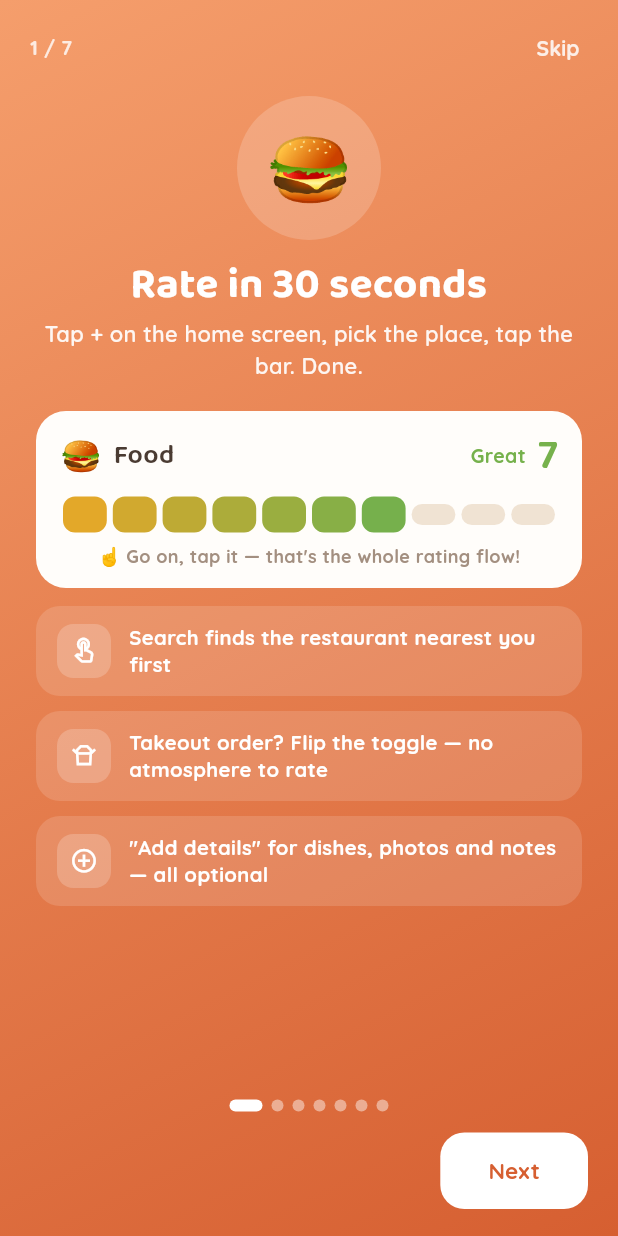
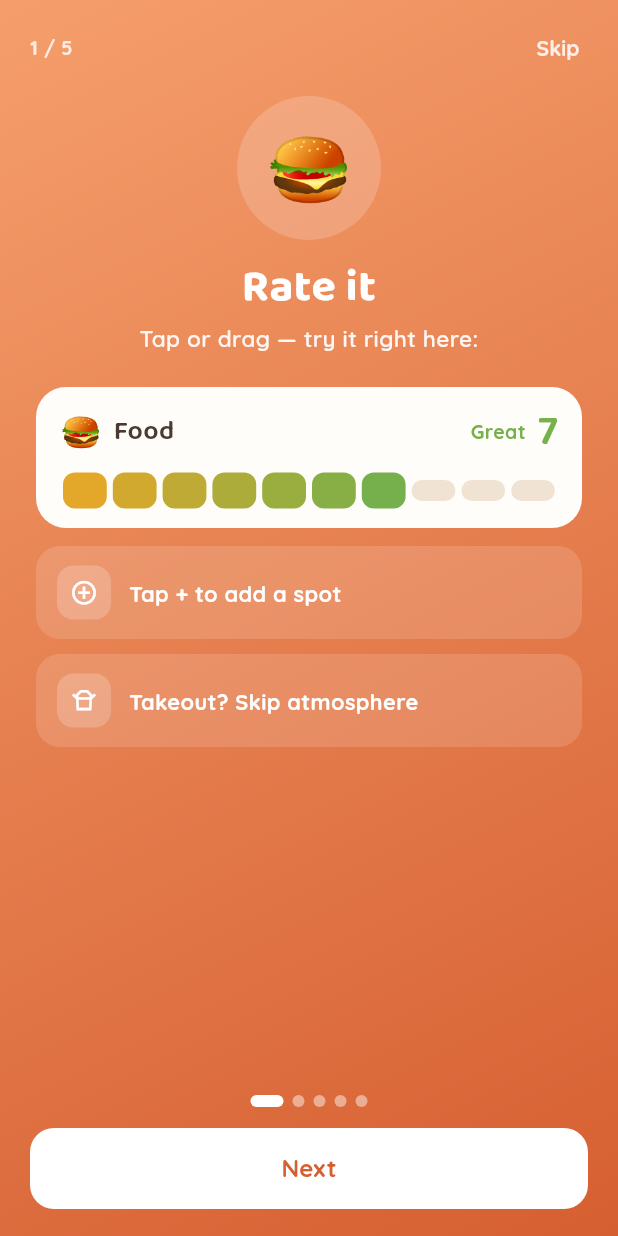
Before and after one commit to AviCagan/Restaurant-tracking, a Flutter app: the screen it shows once a user with an empty profile is signed in, on a phone screen of 412 x 824 dp. Run offline on Flutter 3.47's test engine with Material 3 defaults, Android fonts, the phone set to English and light mode, and no system bars; our stand-ins replace cached_network_image, cloud_firestore, firebase_auth, firebase_core, firebase_storage, flutter_local_notifications and 9 more; missing offline and left inert: dart:js_interop; accounts and stored records are empty; generated files the repository leaves out were written again.

Commit message:
Slim the tour, fix its buttons on mobile web, shield the demo bar, rename hosting site
- Tour cut from 7 pages to 5 with one-line bullets (2-3 per page) — far
  less to read. Skip now shows on every page and the single full-width
  Next / Let's eat button is lifted 40px on web so it clears mobile
  Safari's bottom toolbar, which was sitting on top of the old buttons and
  eating their taps.
- The live demo rating bar sits inside a gesture shield: drags that start
  on the card go to the bar (or nowhere), never to the page swiper.
- Widget tests cover the whole tour: Next through all pages, finish,
  Skip, and tap + drag on the demo bar without page flips.
- firebase.json now deploys to a correctly-spelled "yums-food" hosting
  site instead of the typo'd default (the project id can't be renamed).

Co-Authored-By: Claude Fable 5 <noreply@anthropic.com>
Claude-Session: https://claude.ai/code/session_01EyujdCbA9PVdFpE7vHT831

```diff
--- a/lib/screens/tour_screen.dart
+++ b/lib/screens/tour_screen.dart
@@ -1,3 +1,4 @@
+import 'package:flutter/foundation.dart' show kIsWeb;
 import 'package:flutter/material.dart';
 
 import '../data/app_prefs.dart';
@@ -5,10 +6,9 @@ import '../services/haptics.dart';
 import '../theme/app_theme.dart';
 import '../widgets/tap_rating_bar.dart';
 
-/// Full-screen animated tour. Shown once after first login and replayable
-/// from Settings → About → App tour. Each page has its own gradient, a
-/// hero emoji, and staggered feature cards — page one has a live rating
-/// bar to play with.
+/// Full-screen animated tour: five quick pages, barely any reading, and a
+/// live rating bar to play with. Shown once after first login, replayable
+/// from Settings → About → App tour.
 class TourScreen extends StatefulWidget {
   const TourScreen({super.key});
 
@@ -47,7 +47,7 @@ class _TourPage {
     required this.emoji,
     required this.title,
     required this.tagline,
-    required this.features,
+    this.features = const [],
     required this.top,
     required this.bottom,
     this.demo = false,
@@ -57,109 +57,59 @@ class _TourPage {
 const _pages = [
   _TourPage(
     emoji: '🍔',
-    title: 'Rate in 30 seconds',
-    tagline: 'Tap + on the home screen, pick the place, tap the bar. Done.',
+    title: 'Rate it',
+    tagline: 'Tap or drag — try it right here:',
     top: Color(0xFFF59E6C),
     bottom: Color(0xFFD65F31),
     demo: true,
     features: [
-      _Feature(Icons.touch_app_outlined,
-          'Search finds the restaurant nearest you first'),
-      _Feature(Icons.takeout_dining_outlined,
-          'Takeout order? Flip the toggle — no atmosphere to rate'),
-      _Feature(Icons.add_circle_outline,
-          '"Add details" for dishes, photos and notes — all optional'),
+      _Feature(Icons.add_circle_outline, 'Tap + to add a spot'),
+      _Feature(Icons.takeout_dining_outlined, 'Takeout? Skip atmosphere'),
     ],
   ),
   _TourPage(
     emoji: '🌟',
-    title: 'Spotted somewhere good?',
-    tagline: 'Save places you haven\'t been to yet.',
+    title: 'Save & plan',
+    tagline: 'For places you haven\'t hit yet.',
     top: Color(0xFFFFC24B),
     bottom: Color(0xFFE8A21D),
     features: [
-      _Feature(Icons.bookmark_outline,
-          'Flick "Want to go" when adding — it skips the rating'),
-      _Feature(Icons.star_outline,
-          'Wishlist spots wear a gold star until your first visit'),
-      _Feature(Icons.filter_alt_outlined,
-          'The "Want to go" filter on home shows just your list'),
-    ],
-  ),
-  _TourPage(
-    emoji: '📅',
-    title: 'Plan the next meal',
-    tagline: 'Date, time, crew — all in one sheet.',
-    top: Color(0xFF7FB88C),
-    bottom: Color(0xFF54835F),
-    features: [
-      _Feature(Icons.group_add_outlined,
-          'Invite friends or whole groups — they RSVP with one tap'),
-      _Feature(Icons.how_to_reg_outlined,
-          'See who\'s in; who can\'t make it tucks into the corner'),
-      _Feature(Icons.event_available_outlined,
-          'Reminders before & after, plus Google or Apple Calendar'),
+      _Feature(Icons.bookmark_outline, '"Want to go" saves it for later'),
+      _Feature(Icons.event_outlined, 'Plan a visit, invite friends'),
+      _Feature(Icons.how_to_reg_outlined, 'They RSVP — see who\'s in'),
     ],
   ),
   _TourPage(
     emoji: '🗺️',
     title: 'The Food Map',
-    tagline: 'Every rated spot from you and your friends, pinned.',
+    tagline: 'You + your friends, pinned.',
     top: Color(0xFF6FAEDC),
     bottom: Color(0xFF3574A6),
     features: [
-      _Feature(Icons.place_outlined,
-          'Greener pin = better eats. Tap one for everyone\'s takes'),
-      _Feature(Icons.category_outlined,
-          'Filter by categories or people — same-named categories '
-              'auto-link with friends'),
-      _Feature(Icons.directions_outlined,
-          'Jump to Google Maps to call, order, or navigate'),
+      _Feature(Icons.place_outlined, 'Greener pin = better eats'),
+      _Feature(Icons.touch_app_outlined, 'Tap a pin for everyone\'s takes'),
     ],
   ),
   _TourPage(
     emoji: '👥',
-    title: 'Pull up a chair',
-    tagline: 'Food\'s better with friends.',
+    title: 'Your people',
+    tagline: 'No strangers, no fake reviews.',
     top: Color(0xFFE87FA3),
     bottom: Color(0xFFC94570),
     features: [
-      _Feature(Icons.alternate_email,
-          'Add friends by username; group them ("Family", "Work crew")'),
-      _Feature(Icons.lock_outline,
-          'Every review is Friends or Private — your call, every time'),
-      _Feature(Icons.attach_money,
-          'Friends see your rating and your price take'),
-    ],
-  ),
-  _TourPage(
-    emoji: '🔔',
-    title: 'Stay in the loop',
-    tagline: 'Hear about it without being buried in pings.',
-    top: Color(0xFFAF85D6),
-    bottom: Color(0xFF7E4FA8),
-    features: [
-      _Feature(Icons.notifications_active_outlined,
-          'Requests, invites and RSVPs notify you right away'),
-      _Feature(Icons.mark_email_read_outlined,
-          'Email alerts too — friends\' ratings arrive as one daily digest'),
-      _Feature(Icons.tune,
-          'Pick exactly what notifies you in Settings → Notifications'),
+      _Feature(Icons.alternate_email, 'Add friends by username'),
+      _Feature(Icons.lock_outline, 'Each review: Friends or Private'),
     ],
   ),
   _TourPage(
     emoji: '🎨',
     title: 'Make it yours',
     tagline: 'Then go eat something great.',
-    top: Color(0xFFF07A4B),
-    bottom: Color(0xFF9B4A26),
+    top: Color(0xFF9B6BC7),
+    bottom: Color(0xFF7E4FA8),
     features: [
-      _Feature(Icons.palette_outlined,
-          'Six theme colors, custom rating bars & haptics in Customize'),
-      _Feature(Icons.favorite_outline,
-          'Heart favorites to headline your profile'),
-      _Feature(Icons.auto_awesome,
-          'Every month: your own food Wrapped 🎉'),
+      _Feature(Icons.palette_outlined, 'Themes & custom rating bars'),
+      _Feature(Icons.auto_awesome, 'Monthly food Wrapped 🎉'),
     ],
   ),
 ];
@@ -177,13 +127,17 @@ class _TourScreenState extends State<TourScreen> {
 
   void _finish() {
     AppPrefs.setTourSeen(true);
-    Navigator.pop(context);
+    Navigator.of(context, rootNavigator: true).maybePop();
   }
 
   @override
   Widget build(BuildContext context) {
     final p = _pages[_page];
     final last = _page == _pages.length - 1;
+    // In a mobile browser the bottom edge hides under the browser's own
+    // toolbar (Safari especially) — keep our controls well above it.
+    const bottomLift = kIsWeb ? 40.0 : 18.0;
+
     return Scaffold(
       body: AnimatedContainer(
         duration: const Duration(milliseconds: 450),
@@ -198,7 +152,6 @@ class _TourScreenState extends State<TourScreen> {
         child: SafeArea(
           child: Column(
             children: [
-              // Top bar: progress + skip.
               Padding(
                 padding: const EdgeInsets.fromLTRB(20, 8, 8, 0),
                 child: Row(
@@ -209,7 +162,6 @@ class _TourScreenState extends State<TourScreen> {
                             fontWeight: FontWeight.w800,
                             fontSize: 13)),
                     const Spacer(),
-                    if (!last)
                     TextButton(
                       onPressed: _finish,
                       child: Text('Skip',
@@ -231,7 +183,6 @@ class _TourScreenState extends State<TourScreen> {
                   itemBuilder: (_, i) => _buildPage(_pages[i], i),
                 ),
               ),
-              // Dots.
               Row(
                 mainAxisAlignment: MainAxisAlignment.center,
                 children: List.generate(_pages.length, (i) {
@@ -242,45 +193,22 @@ class _TourScreenState extends State<TourScreen> {
                     width: on ? 22 : 8,
                     height: 8,
                     decoration: BoxDecoration(
-                      color: Colors.white
-                          .withValues(alpha: on ? 1 : 0.45),
+                      color:
+                          Colors.white.withValues(alpha: on ? 1 : 0.45),
                       borderRadius: BorderRadius.circular(4),
                     ),
                   );
                 }),
               ),
-              // Nav buttons.
               Padding(
-                padding: const EdgeInsets.fromLTRB(20, 14, 20, 18),
-                child: Row(
-                  children: [
-                    AnimatedOpacity(
-                      duration: const Duration(milliseconds: 200),
-                      opacity: _page == 0 ? 0 : 1,
-                      child: IconButton(
-                        onPressed: _page == 0
-                            ? null
-                            : () => _controller.previousPage(
-                                duration:
-                                    const Duration(milliseconds: 300),
-                                curve: Curves.easeOutCubic),
-                        icon: const Icon(Icons.arrow_back,
-                            color: Colors.white),
-                        style: IconButton.styleFrom(
-                          side: BorderSide(
-                              color:
-                                  Colors.white.withValues(alpha: 0.6)),
-                          padding: const EdgeInsets.all(12),
-                        ),
-                      ),
-                    ),
-                    const Spacer(),
-                    FilledButton(
+                padding: EdgeInsets.fromLTRB(20, 14, 20, bottomLift),
+                child: SizedBox(
+                  width: double.infinity,
+                  height: 54,
+                  child: FilledButton(
                     style: FilledButton.styleFrom(
                       backgroundColor: Colors.white,
                       foregroundColor: p.bottom,
-                        padding: const EdgeInsets.symmetric(
-                            horizontal: 32, vertical: 15),
                       shape: RoundedRectangleBorder(
                           borderRadius: BorderRadius.circular(16)),
                     ),
@@ -291,9 +219,8 @@ class _TourScreenState extends State<TourScreen> {
                             curve: Curves.easeOutCubic),
                     child: Text(last ? 'Let\'s eat! 🍽️' : 'Next',
                         style: const TextStyle(
-                              fontWeight: FontWeight.w800, fontSize: 15)),
+                            fontWeight: FontWeight.w800, fontSize: 16)),
                   ),
-                  ],
                 ),
               ),
             ],
@@ -330,7 +257,7 @@ class _TourScreenState extends State<TourScreen> {
             pageKey: index,
             child: Text(p.title,
                 textAlign: TextAlign.center,
-                style: AppTheme.heading(28,
+                style: AppTheme.heading(30,
                     color: Colors.white, weight: FontWeight.w700)),
           ),
           const SizedBox(height: 6),
@@ -341,14 +268,20 @@ class _TourScreenState extends State<TourScreen> {
                 textAlign: TextAlign.center,
                 style: TextStyle(
                     color: Colors.white.withValues(alpha: 0.92),
-                    fontSize: 14.5,
+                    fontSize: 15,
                     fontWeight: FontWeight.w600)),
           ),
-          const SizedBox(height: 20),
-          if (p.demo)
+          const SizedBox(height: 22),
+          if (p.demo) ...[
             _Reveal(
               slot: 3,
               pageKey: index,
+              // Shield: drags that start on the card belong to the rating
+              // bar (or die here) — they never swipe the page.
+              child: GestureDetector(
+                behavior: HitTestBehavior.opaque,
+                onHorizontalDragStart: (_) {},
+                onHorizontalDragUpdate: (_) {},
                 child: Container(
                   width: double.infinity,
                   padding: const EdgeInsets.fromLTRB(16, 14, 16, 12),
@@ -356,30 +289,17 @@ class _TourScreenState extends State<TourScreen> {
                     color: context.colors.surface,
                     borderRadius: BorderRadius.circular(20),
                   ),
-                child: Column(
-                  crossAxisAlignment: CrossAxisAlignment.start,
-                  children: [
-                    TapRatingBar(
+                  child: TapRatingBar(
                     label: 'Food',
                     emoji: '🍔',
                     value: _demoRating,
-                      onChanged: (v) =>
-                          setState(() => _demoRating = v),
-                    ),
-                    const SizedBox(height: 6),
-                    Center(
-                      child: Text('☝️ Go on, tap it — that\'s the whole '
-                          'rating flow!',
-                          style: TextStyle(
-                              fontSize: 12,
-                              fontWeight: FontWeight.w700,
-                              color: context.colors.subtle)),
-                    ),
-                  ],
+                    onChanged: (v) => setState(() => _demoRating = v),
                   ),
                 ),
               ),
-          if (p.demo) const SizedBox(height: 12),
+            ),
+            const SizedBox(height: 12),
+          ],
           ...List.generate(p.features.length, (j) {
             final f = p.features[j];
             return _Reveal(
@@ -389,7 +309,7 @@ class _TourScreenState extends State<TourScreen> {
                 width: double.infinity,
                 margin: const EdgeInsets.only(bottom: 10),
                 padding: const EdgeInsets.symmetric(
-                    horizontal: 14, vertical: 12),
+                    horizontal: 14, vertical: 13),
                 decoration: BoxDecoration(
                   color: Colors.white.withValues(alpha: 0.14),
                   borderRadius: BorderRadius.circular(16),
@@ -411,8 +331,8 @@ class _TourScreenState extends State<TourScreen> {
                       child: Text(f.text,
                           style: const TextStyle(
                               color: Colors.white,
-                              fontSize: 13.5,
-                              height: 1.3,
+                              fontSize: 14.5,
+                              height: 1.25,
                               fontWeight: FontWeight.w700)),
                     ),
                   ],
```
Also changed, not shown: firebase.json, 1 other file. Lines whose indentation alone changed are shown as unchanged.
